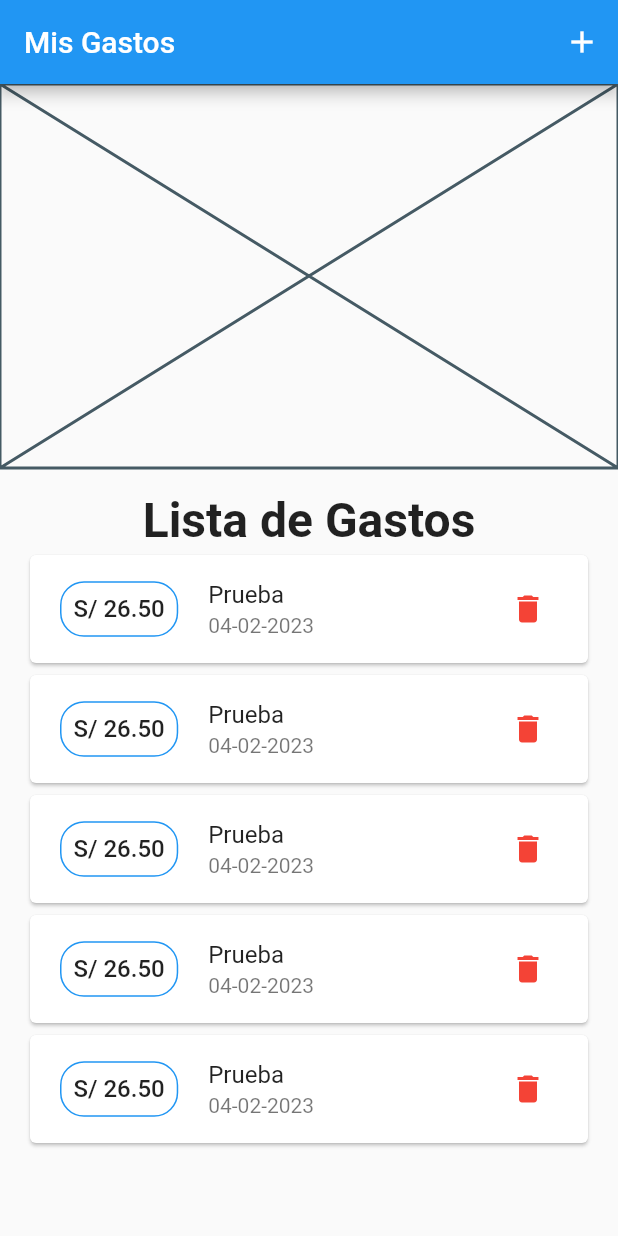
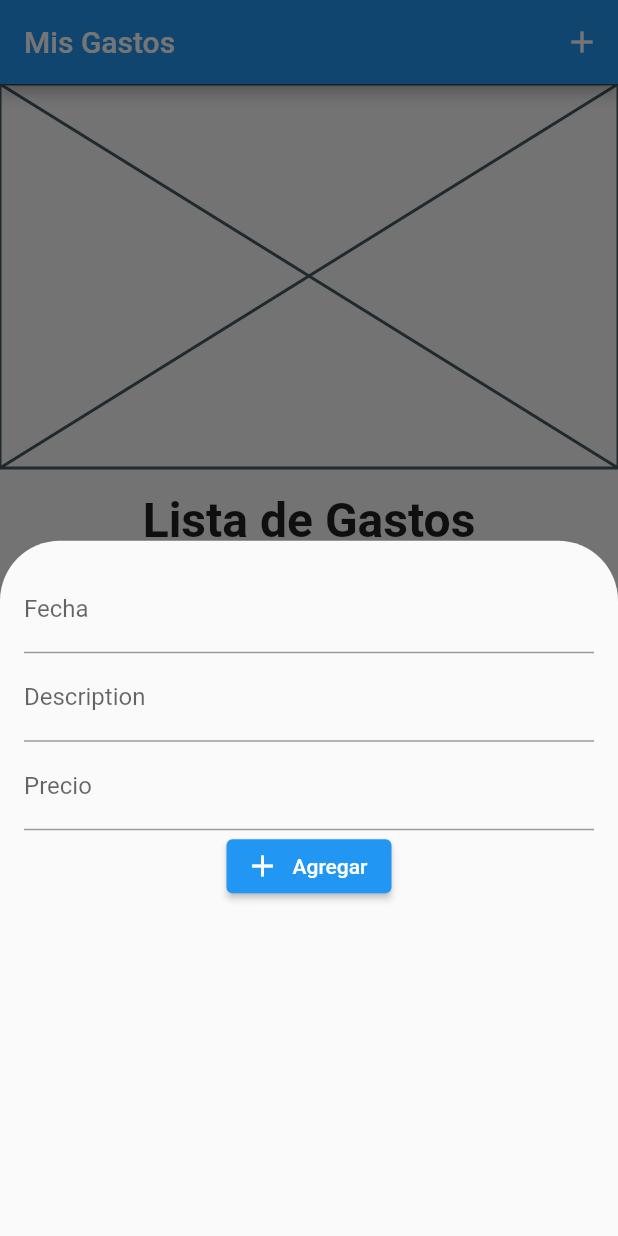
Before and after one commit to paulocrr/my_manager_app, a Flutter app: the screen it shows after launch, after a tap on the "add" icon, on a phone screen of 412 x 824 dp. Run offline on Flutter 3.47's test engine with Material 2 defaults, Android fonts, the phone set to English and light mode, and no system bars.

Commit message:
feat: Se agrego inputs del fomulario para añadir gasto

```diff
--- a/lib/home_page.dart
+++ b/lib/home_page.dart
@@ -11,7 +11,47 @@ class HomePage extends StatelessWidget {
       appBar: AppBar(
         actions: [
           IconButton(
-            onPressed: () {},
+            onPressed: () {
+              showModalBottomSheet(
+                  context: context,
+                  shape: const RoundedRectangleBorder(
+                    borderRadius: BorderRadius.only(
+                      topLeft: Radius.circular(40),
+                      topRight: Radius.circular(40),
+                    ),
+                  ),
+                  builder: (_) {
+                    return Form(
+                      child: Padding(
+                        padding: const EdgeInsets.all(16.0),
+                        child: Column(
+                          children: [
+                            TextFormField(
+                              decoration: InputDecoration(
+                                label: Text('Fecha'),
+                              ),
+                            ),
+                            TextFormField(
+                              decoration: InputDecoration(
+                                label: Text('Description'),
+                              ),
+                            ),
+                            TextFormField(
+                              decoration: InputDecoration(
+                                label: Text('Precio'),
+                              ),
+                            ),
+                            ElevatedButton.icon(
+                              onPressed: () {},
+                              icon: Icon(Icons.add),
+                              label: Text('Agregar'),
+                            )
+                          ],
+                        ),
+                      ),
+                    );
+                  });
+            },
             icon: const Icon(Icons.add),
           ),
         ],
```
